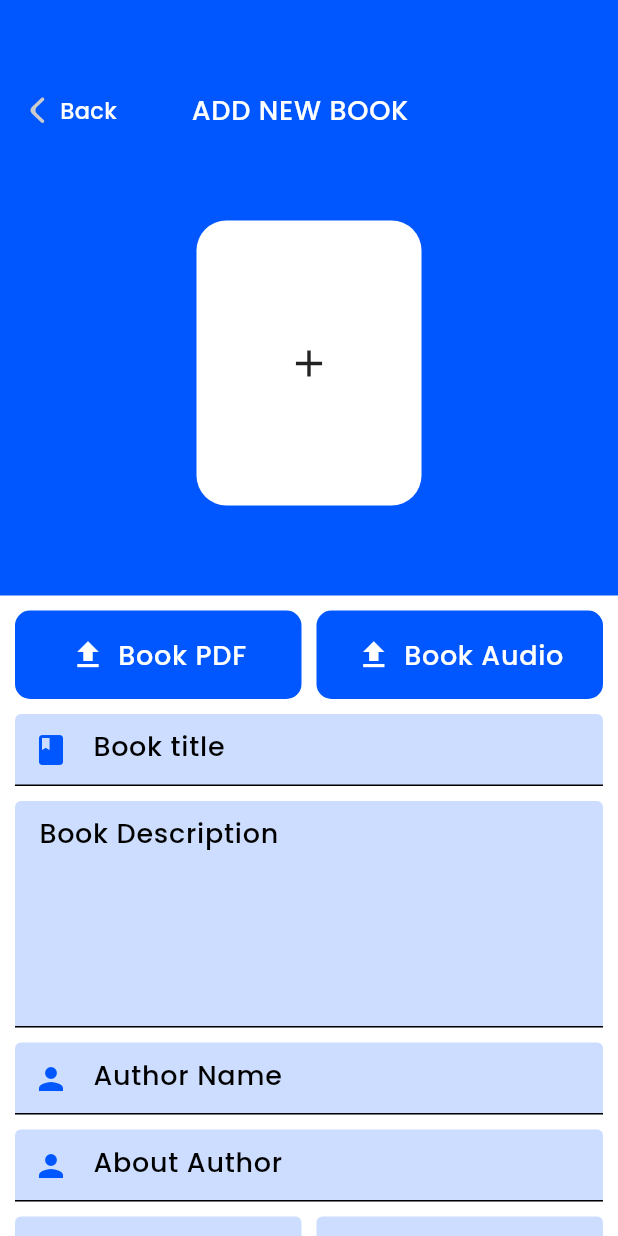
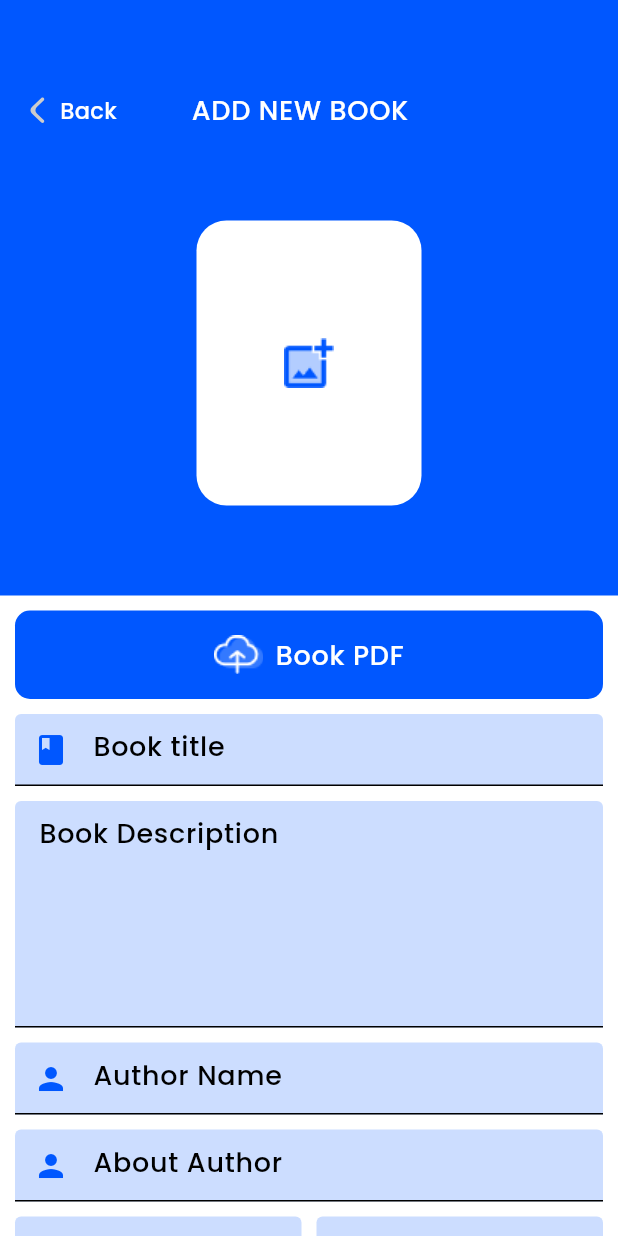
Before and after one commit to mhetrechaitanya/E-Book-app-In-Flutter, a Flutter app: the AddNewBookPage screen opened directly, on a phone screen of 412 x 824 dp. Run offline on Flutter 3.47's test engine with Material 2 defaults, Android fonts, the phone set to English and light mode, and no system bars; our stand-ins replace cloud_firestore, file_picker, firebase_auth, firebase_core, firebase_storage, flutter_svg and 5 more; missing offline and left inert: syncfusion_flutter_pdfviewer; accounts and stored records are empty; project files that could hold a hidden picture were left out.

Commit message:
add book function added

```diff
--- a/lib/Components/MyTextFormField.dart
+++ b/lib/Components/MyTextFormField.dart
@@ -3,18 +3,21 @@ import 'package:flutter/material.dart';
 class MyTextFormField extends StatelessWidget {
   final String hintText;
   final IconData icon;
+  final bool isNumber;
   final TextEditingController controller;
   const MyTextFormField({
     super.key,
     required this.hintText,
     required this.icon,
     required this.controller,
+    this.isNumber = false,
   });
 
   @override
   Widget build(BuildContext context) {
     return TextFormField(
       controller: controller,
+      keyboardType: isNumber ? TextInputType.number : TextInputType.text,
       decoration: InputDecoration(
         fillColor: Theme.of(context).colorScheme.primary.withOpacity(0.2),
         filled: true,
--- a/lib/Controller/SplaceController.dart
+++ b/lib/Controller/SplaceController.dart
@@ -1,5 +1,4 @@
 import 'package:e_book/Pages/Homepage/HomePage.dart';
-import 'package:e_book/Pages/Homepage/Widgets/AppBar.dart';
 import 'package:e_book/Pages/WelcomePage/WelcomePage.dart';
 import 'package:firebase_auth/firebase_auth.dart';
 import 'package:get/get.dart';
--- a/lib/Pages/AddNewBook/AddNewBook.dart
+++ b/lib/Pages/AddNewBook/AddNewBook.dart
@@ -2,7 +2,10 @@ import 'package:e_book/Components/BackButton.dart';
 import 'package:e_book/Components/MutiLineTextFormField.dart';
 import 'package:e_book/Components/MyTextFormField.dart';
 import 'package:e_book/Config/Colors.dart';
+import 'package:e_book/Controller/BookController.dart';
+import 'package:e_book/Controller/PdfController.dart';
 import 'package:flutter/material.dart';
+import 'package:get/get.dart';
 
 class AddNewBookPage extends StatelessWidget {
   const AddNewBookPage({super.key});
@@ -10,6 +13,8 @@ class AddNewBookPage extends StatelessWidget {
   @override
   Widget build(BuildContext context) {
     TextEditingController controller = TextEditingController();
+    PdfController pdfController = Get.put(PdfController());
+    BookController bookController = Get.put(BookController());
     return Scaffold(
       body: SingleChildScrollView(
         child: Column(
@@ -44,18 +49,37 @@ class AddNewBookPage extends StatelessWidget {
                         ],
                       ),
                       SizedBox(height: 60),
-                      Container(
+                      InkWell(
+                          onTap: () {
+                            bookController.pickImage();
+                          },
+                          child: Obx(
+                            () => Container(
                               height: 190,
                               width: 150,
                               decoration: BoxDecoration(
                                 borderRadius: BorderRadius.circular(20),
                                 color: Theme.of(context).colorScheme.background,
                               ),
-                        child: Icon(
-                          Icons.add,
-                          size: 30,
+                              child: Center(
+                                child: bookController.isImageUploading.value
+                                    ? CircularProgressIndicator(
+                                        color: primaryColor,
+                                      )
+                                    : bookController.imageUrl.value == ""
+                                        ? Image.asset(
+                                            "Assets/Icons/addImage.png")
+                                        : ClipRRect(
+                                            borderRadius:
+                                                BorderRadius.circular(10),
+                                            child: Image.network(
+                                              bookController.imageUrl.value,
+                                              fit: BoxFit.cover,
                                             ),
                                           ),
+                              ),
+                            ),
+                          )),
                       SizedBox(height: 20),
                     ],
                   ),
@@ -68,19 +92,32 @@ class AddNewBookPage extends StatelessWidget {
                 Row(
                   children: [
                     Expanded(
-                      child: Container(
+                      child: Obx(
+                        () => Container(
                           padding: EdgeInsets.all(16),
                           decoration: BoxDecoration(
-                          color: Theme.of(context).colorScheme.primary,
+                            color: bookController.pdfUrl.value == ""
+                                ? Theme.of(context).colorScheme.primary
+                                : Theme.of(context).colorScheme.background,
                             borderRadius: BorderRadius.circular(10),
                           ),
+                          child: bookController.isPdfUploading.value
+                              ? Center(
+                                  child: CircularProgressIndicator(
+                                    color: backgroudColor,
+                                  ),
+                                )
+                              : bookController.pdfUrl.value == ""
+                                  ? InkWell(
+                                      onTap: () {
+                                        bookController.pickPDF();
+                                      },
                                       child: Row(
-                          mainAxisAlignment: MainAxisAlignment.center,
+                                        mainAxisAlignment:
+                                            MainAxisAlignment.center,
                                         children: [
-                            Icon(
-                              Icons.upload_sharp,
-                              color: Theme.of(context).colorScheme.background,
-                            ),
+                                          Image.asset(
+                                              "Assets/Icons/upload.png"),
                                           SizedBox(width: 8),
                                           Text(
                                             "Book PDF",
@@ -95,36 +132,34 @@ class AddNewBookPage extends StatelessWidget {
                                           ),
                                         ],
                                       ),
-                      ),
-                    ),
-                    SizedBox(width: 10),
-                    Expanded(
-                      child: Container(
-                        padding: EdgeInsets.all(16),
-                        decoration: BoxDecoration(
-                          color: Theme.of(context).colorScheme.primary,
-                          borderRadius: BorderRadius.circular(10),
-                        ),
+                                    )
+                                  : InkWell(
+                                      onTap: () {
+                                        bookController.pdfUrl.value = "";
+                                      },
                                       child: Row(
-                          mainAxisAlignment: MainAxisAlignment.center,
+                                        mainAxisAlignment:
+                                            MainAxisAlignment.center,
                                         children: [
-                            Icon(
-                              Icons.upload_sharp,
-                              color: Theme.of(context).colorScheme.background,
+                                          Image.asset(
+                                            "Assets/Icons/delete.png",
+                                            width: 20,
                                           ),
                                           SizedBox(width: 8),
                                           Text(
-                              "Book Audio",
+                                            "Delete Pdf",
                                             style: Theme.of(context)
                                                 .textTheme
                                                 .bodyLarge
                                                 ?.copyWith(
                                                   color: Theme.of(context)
                                                       .colorScheme
-                                        .background,
+                                                      .primary,
                                                 ),
                                           ),
                                         ],
+                                      ),
+                                    ),
                         ),
                       ),
                     ),
@@ -134,39 +169,42 @@ class AddNewBookPage extends StatelessWidget {
                 MyTextFormField(
                   hintText: "Book title",
                   icon: Icons.book,
-                  controller: controller,
+                  controller: bookController.title,
                 ),
                 SizedBox(height: 10),
                 MultiLineTextField(
-                    hintText: "Book Description", controller: controller),
+                    hintText: "Book Description",
+                    controller: bookController.des),
                 SizedBox(height: 10),
                 MyTextFormField(
                   hintText: "Author Name",
                   icon: Icons.person,
-                  controller: controller,
+                  controller: bookController.auth,
                 ),
                 SizedBox(height: 10),
                 MyTextFormField(
                   hintText: "About Author",
                   icon: Icons.person,
-                  controller: controller,
+                  controller: bookController.aboutAuth,
                 ),
                 SizedBox(height: 10),
                 Row(
                   children: [
                     Expanded(
                       child: MyTextFormField(
+                        isNumber: true,
                         hintText: "Price",
                         icon: Icons.currency_rupee,
-                        controller: controller,
+                        controller: bookController.price,
                       ),
                     ),
                     SizedBox(width: 10),
                     Expanded(
                       child: MyTextFormField(
                         hintText: "Pages",
+                        isNumber: true,
                         icon: Icons.book,
-                        controller: controller,
+                        controller: bookController.pages,
                       ),
                     ),
                   ],
@@ -178,7 +216,7 @@ class AddNewBookPage extends StatelessWidget {
                       child: MyTextFormField(
                         hintText: "Language",
                         icon: Icons.language,
-                        controller: controller,
+                        controller: bookController.language,
                       ),
                     ),
                     SizedBox(width: 10),
@@ -186,7 +224,7 @@ class AddNewBookPage extends StatelessWidget {
                       child: MyTextFormField(
                         hintText: "Audio Len",
                         icon: Icons.audiotrack,
-                        controller: controller,
+                        controller: bookController.audioLen,
                       ),
                     ),
                   ],
@@ -226,18 +264,29 @@ class AddNewBookPage extends StatelessWidget {
                     ),
                     SizedBox(width: 10),
                     Expanded(
-                      child: Container(
+                        child: Obx(
+                      () => Container(
                         padding: EdgeInsets.all(16),
                         decoration: BoxDecoration(
                           color: Theme.of(context).colorScheme.primary,
                           borderRadius: BorderRadius.circular(10),
                         ),
+                        child: bookController.isPdfUploading.value
+                            ? Center(
+                                child: CircularProgressIndicator(),
+                              )
+                            : InkWell(
+                                onTap: () {
+                                  bookController.createBook();
+                                },
                                 child: Row(
                                   mainAxisAlignment: MainAxisAlignment.center,
                                   children: [
                                     Icon(
                                       Icons.upload_sharp,
-                              color: Theme.of(context).colorScheme.background,
+                                      color: Theme.of(context)
+                                          .colorScheme
+                                          .background,
                                     ),
                                     SizedBox(width: 8),
                                     Text(
@@ -255,6 +304,7 @@ class AddNewBookPage extends StatelessWidget {
                                 ),
                               ),
                       ),
+                    )),
                   ],
                 ),
               ]),
--- a/pubspec.yaml
+++ b/pubspec.yaml
@@ -43,6 +43,11 @@ dependencies:
   google_sign_in: ^6.1.5
   firebase_auth: ^4.10.0
   fluttertoast: ^8.2.2
+  file_picker: ^5.5.0
+  cloud_firestore: ^4.9.2
+  firebase_storage: ^11.2.7
+  image_picker: ^1.0.4
+  uuid: ^3.0.7
 
 dev_dependencies:
   flutter_test:
```
Also changed, not shown: lib/Components/MyDrawer.dart (+10 -1 lines), lib/Controller/BookController.dart (+134 -0 lines), lib/Controller/ImageController.dart (added, +19 -0 lines), lib/Controller/PdfController.dart (+5 -7 lines), lib/Pages/Homepage/Widgets/MyInputeTextField.dart (+8 -1 lines), Assets/Icons/addImage.png (added), Assets/Icons/delete.png (added), Assets/Icons/upload.png (added), pubspec.lock, 5 other files. Lines whose indentation alone changed are shown as unchanged.
